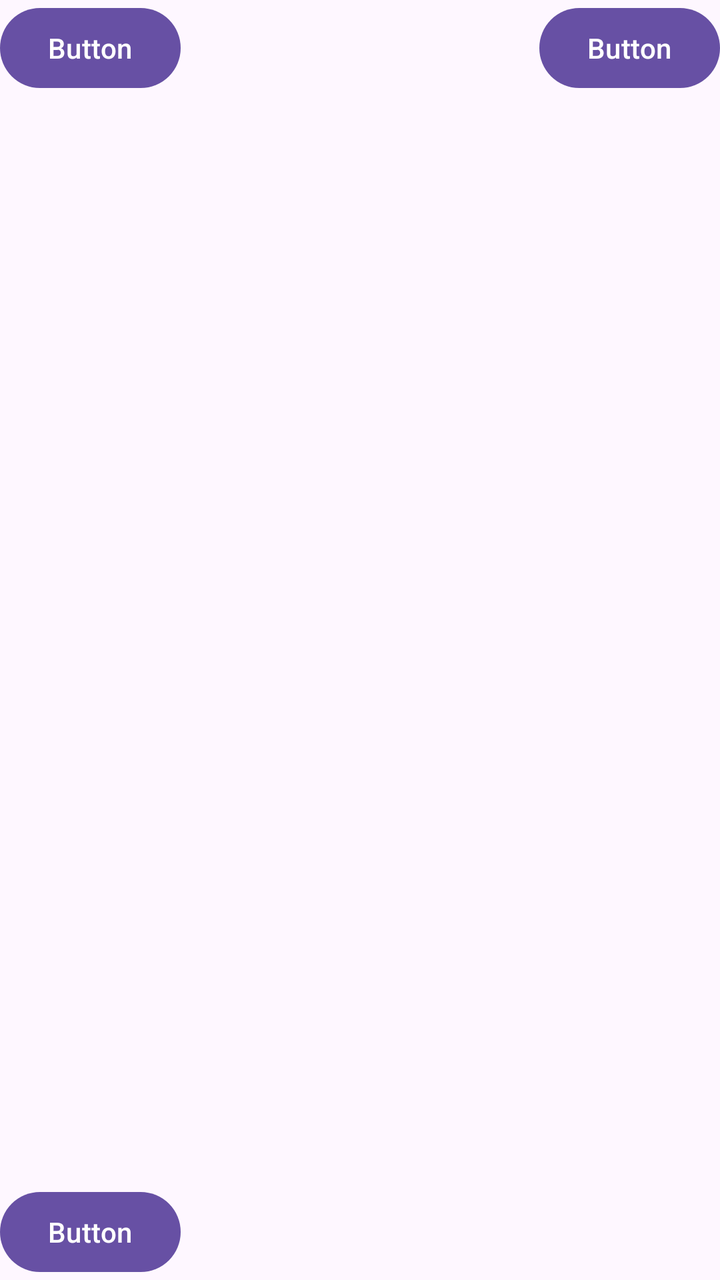
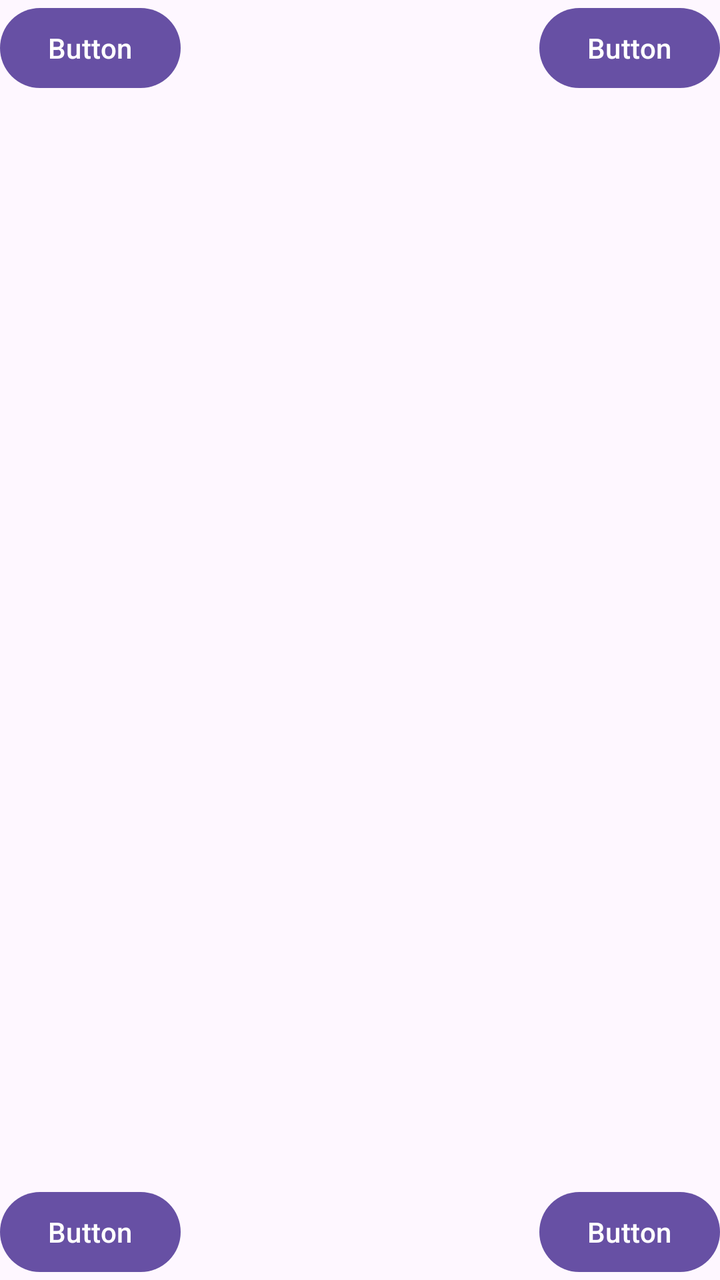

The first picture is an Android layout as it rendered before a commit; the second is the same layout after the commit. The layout source and the unified diff follow.
<!-- AndroidManifest.xml: application theme Theme._21_09 -->
<!-- res/layout/activity_main.xml -->
<?xml version="1.0" encoding="utf-8"?>
<androidx.constraintlayout.widget.ConstraintLayout xmlns:android="http://schemas.android.com/apk/res/android"
    xmlns:app="http://schemas.android.com/apk/res-auto"
    xmlns:tools="http://schemas.android.com/tools"
    android:id="@+id/main"
    android:layout_width="match_parent"
    android:layout_height="match_parent"
    tools:context=".MainActivity">

    <Button
        android:id="@+id/button3"
        android:layout_width="wrap_content"
        android:layout_height="wrap_content"
        android:text="Button"
        app:layout_constraintStart_toStartOf="parent"
        app:layout_constraintTop_toTopOf="parent" />

    <Button
        android:id="@+id/button5"
        android:layout_width="wrap_content"
        android:layout_height="wrap_content"
        android:text="Button"
        app:layout_constraintBottom_toBottomOf="parent"
        app:layout_constraintStart_toStartOf="parent" />

    <Button
        android:id="@+id/button6"
        android:layout_width="wrap_content"
        android:layout_height="wrap_content"
        android:text="Button"
        app:layout_constraintEnd_toEndOf="parent"
        app:layout_constraintTop_toTopOf="parent" />

</androidx.constraintlayout.widget.ConstraintLayout>
<!-- resources referenced by this layout -->
<resources>
  <style name="Theme._21_09" parent="Base.Theme._21_09" />
  <style name="Base.Theme._21_09" parent="Theme.Material3.DayNight.NoActionBar">
          
          
      </style>
</resources>

<!-- the commit's change to res/layout/activity_main.xml (unified diff, before → after) -->
@@ -31,4 +31,12 @@
         app:layout_constraintEnd_toEndOf="parent"
         app:layout_constraintTop_toTopOf="parent" />
 
+    <Button
+        android:id="@+id/button7"
+        android:layout_width="wrap_content"
+        android:layout_height="wrap_content"
+        android:text="Button"
+        app:layout_constraintBottom_toBottomOf="parent"
+        app:layout_constraintEnd_toEndOf="parent" />
+
 </androidx.constraintlayout.widget.ConstraintLayout>
